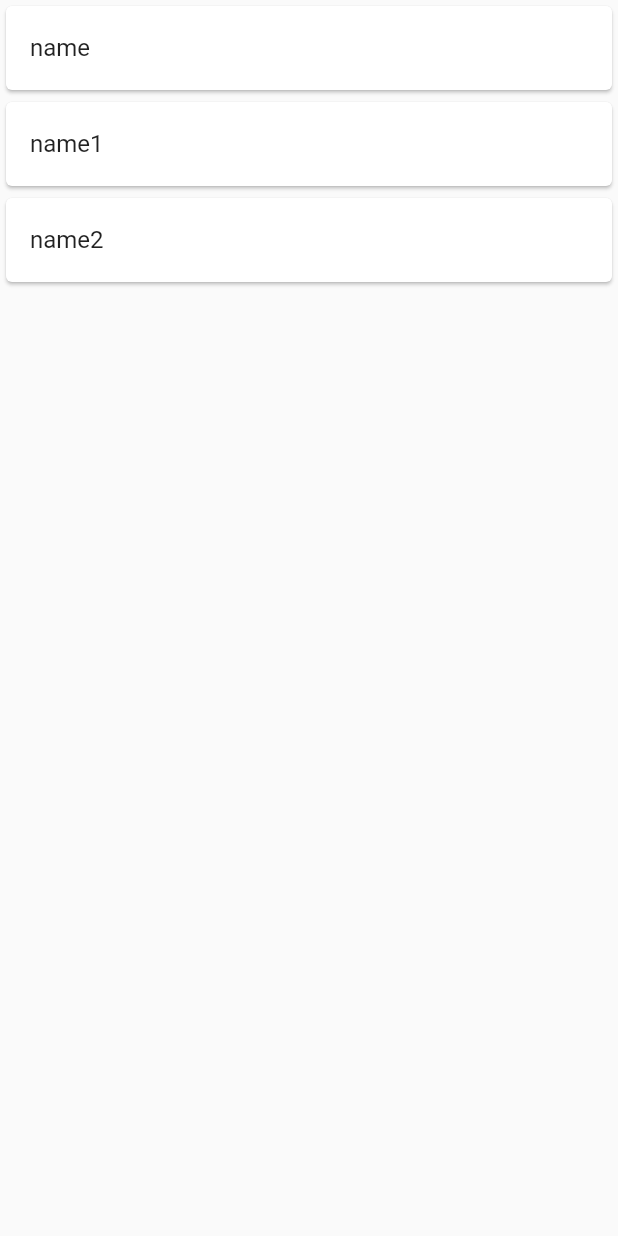
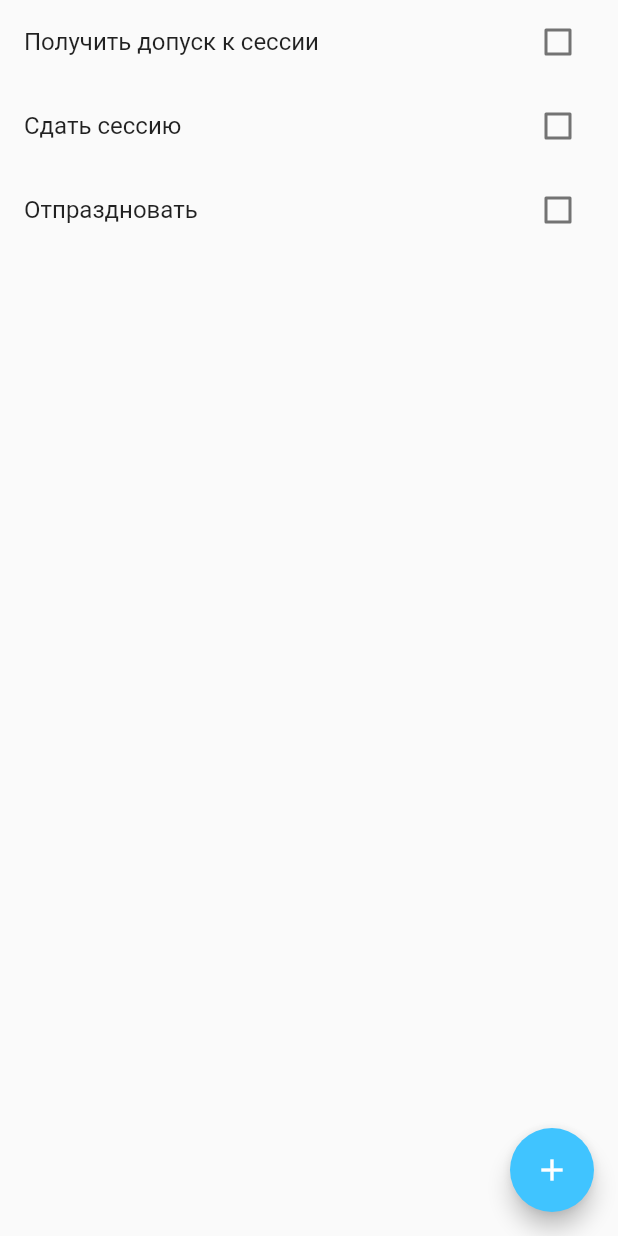
Before and after one commit to Perveev/bloc_test, a Flutter app: the screen it shows after launch, on a phone screen of 412 x 824 dp. Run offline on Flutter 3.47's test engine with Material 2 defaults, Android fonts, the phone set to English and light mode, and no system bars; our stand-ins replace equatable, flutter_bloc.

Commit message:
reformat code, add bloc navigation and bloc list of task

```diff
--- /dev/null
+++ b/lib/constans/palette.dart
@@ -0,0 +1,5 @@
+import 'package:flutter/material.dart';
+
+class Palette {
+  static const Color buttomSheetBackground = Color(0xFF757575);
+}
--- /dev/null
+++ b/lib/cubit/cubit_nav.dart
@@ -0,0 +1,11 @@
+import 'package:bloc_test/cubit/cubit_tasks.dart';
+import 'package:bloc_test/cubit/nav_state.dart';
+import 'package:bloc_test/models/task.dart';
+import 'package:bloc_test/models/tasks_list.dart';
+import 'package:flutter_bloc/flutter_bloc.dart';
+
+class CubitNav extends Cubit<TasksNavigationState> {
+  CubitNav() : super(TasksNavigationInitialState());
+
+  void addNewTask() => emit(AddTaskNavigationState());
+}
--- /dev/null
+++ b/lib/cubit/cubit_tasks.dart
@@ -0,0 +1,29 @@
+import 'package:bloc_test/cubit/task_state.dart';
+import 'package:bloc_test/models/task.dart';
+import 'package:bloc_test/models/tasks_list.dart';
+import 'package:flutter_bloc/flutter_bloc.dart';
+
+class CubitTasks extends Cubit<TaskListState> {
+  final cubitListTask = Tasks();
+
+  List<Object> get props => [cubitListTask];
+
+  CubitTasks() : super(ShowTasksState());
+
+  void fetchTasks() => emit(ShowTasksState());
+
+  void addTask(String name) {
+    cubitListTask.add(name);
+    emit(ShowTasksState(tasks:cubitListTask.tasks));
+  }
+
+  void removeTask(int index) {
+    cubitListTask.remove(index);
+    emit(ShowTasksState(tasks: cubitListTask.tasks));
+  }
+
+  void updateTask(Task task) {
+    cubitListTask.update(task);
+    emit(ShowTasksState(tasks: cubitListTask.tasks));
+  }
+}
--- /dev/null
+++ b/lib/cubit/nav_state.dart
@@ -0,0 +1,5 @@
+abstract class TasksNavigationState{}
+
+class TasksNavigationInitialState extends TasksNavigationState{}
+
+class AddTaskNavigationState extends TasksNavigationState {}
--- /dev/null
+++ b/lib/cubit/task_state.dart
@@ -0,0 +1,24 @@
+import 'package:bloc_test/models/task.dart';
+import 'package:equatable/equatable.dart';
+
+abstract class TaskListState extends Equatable {}
+
+class LoadingTasksState extends TaskListState {
+  List<Object?> get props => [];
+}
+
+class ShowTasksState extends TaskListState {
+  final List<Task>? tasks;
+
+  ShowTasksState({this.tasks});
+
+  List<Object?> get props => [tasks];
+}
+
+class UpdateList extends TaskListState {
+  final List<Task>? tasks;
+
+  UpdateList({required this.tasks});
+
+  List<Object?> get props => [tasks];
+}
--- a/lib/cubit_tasks.dart
+++ /dev/null
@@ -1,21 +0,0 @@
-import 'package:bloc_test/task.dart';
-import 'package:bloc_test/tasks_list.dart';
-import 'package:flutter_bloc/flutter_bloc.dart';
-
-class CubitTasks extends Cubit<List<Task>> {
-  final tasks = Tasks();
-
-  CubitTasks() : super([]);
-
-  void getTasks() => emit(tasks.tasks);
-  void addTask(String name) {
-    tasks.add(name);
-    getTasks();
-  }
-  void removeTask(int index){
-    tasks.remove(index);
-    getTasks();
-  }
-
-
-}
--- a/lib/main.dart
+++ b/lib/main.dart
@@ -1,11 +1,13 @@
-import 'package:bloc_test/cubit_tasks.dart';
-import 'package:bloc_test/task_view.dart';
+import 'package:bloc_test/cubit/cubit_nav.dart';
+import 'package:bloc_test/cubit/cubit_tasks.dart';
+import 'package:bloc_test/cubit/nav_state.dart';
+import 'package:bloc_test/screens/add_task_view.dart';
+import 'package:bloc_test/screens/task_view.dart';
 import 'package:flutter/material.dart';
 import 'package:flutter_bloc/flutter_bloc.dart';
 
-void main() {
-  runApp(MyApp());
-}
+void main() => runApp(MyApp());
+
 class MyApp extends StatefulWidget {
   @override
   _MyAppState createState() => _MyAppState();
@@ -15,9 +17,28 @@ class _MyAppState extends State<MyApp> {
   @override
   Widget build(BuildContext context) {
     return MaterialApp(
-      home: BlocProvider<CubitTasks>(
-        create: (context) => CubitTasks(),
-        child: TasksView(),
+      home: MultiBlocProvider(
+        providers: [
+          BlocProvider<CubitTasks>(
+            create: (context) => CubitTasks(),
+          ),
+          BlocProvider(
+            create: (context) => CubitNav(),
+          ),
+        ],
+        child: BlocListener<CubitNav, TasksNavigationState>(
+            listener: (context, state) async {
+              if (state is AddTaskNavigationState) {
+                final result = await showModalBottomSheet(
+                  context: context,
+                  builder: (context) => AddTaskScreen(),
+                );
+                if (result != null) {
+                  context.read<CubitTasks>().addTask(result);
+                }
+              }
+            },
+            child: TasksView()),
       ),
     );
   }
--- /dev/null
+++ b/lib/models/new_task.dart
@@ -0,0 +1,3 @@
+class NewTask {
+  String title = '';
+}
--- /dev/null
+++ b/lib/models/tasks_list.dart
@@ -0,0 +1,22 @@
+import 'package:bloc_test/models/task.dart';
+import 'package:equatable/equatable.dart';
+
+class Tasks extends Equatable {
+  final _tasks = <Task>[
+    Task(title: 'Получить допуск к сессии'),
+    Task(title: 'Сдать сессию'),
+    Task(title: 'Отпраздновать'),
+  ];
+
+  get tasks => _tasks;
+
+  get length => _tasks.length;
+
+  void add(String name) => _tasks.add(Task(title: name));
+
+  void remove(int index) => _tasks.removeAt(index);
+
+  update(Task task) => task.toggleTask();
+
+  List<Object?> get props => [];
+}
--- /dev/null
+++ b/lib/screens/task_view.dart
@@ -0,0 +1,49 @@
+import 'package:bloc_test/cubit/cubit_nav.dart';
+import 'package:bloc_test/cubit/task_state.dart';
+import 'package:bloc_test/cubit/cubit_tasks.dart';
+import 'package:bloc_test/widgets/task_list_widget.dart';
+import 'package:flutter/material.dart';
+import 'package:flutter_bloc/flutter_bloc.dart';
+
+class TasksView extends StatefulWidget {
+  @override
+  _TasksViewState createState() => _TasksViewState();
+}
+
+class _TasksViewState extends State<TasksView> {
+  @override
+  void initState() {
+    super.initState();
+    context.read<CubitTasks>();
+  }
+
+  @override
+  Widget build(BuildContext context) {
+    return Scaffold(
+      body: BlocBuilder<CubitTasks, TaskListState>(
+        builder: (context, state) {
+          if (state is LoadingTasksState) {
+            return Center(
+              child: CircularProgressIndicator(),
+            );
+          }
+          if (state is ShowTasksState) {
+            context.read<CubitTasks>().fetchTasks();
+            return TaskListWidget();
+          }
+          return Container();
+        },
+      ),
+      floatingActionButton: FloatingActionButton(
+        onPressed: () {
+          context.read<CubitNav>().addNewTask();
+        },
+        backgroundColor: Colors.lightBlueAccent,
+        child: const Icon(
+          Icons.add,
+          color: Colors.white,
+        ),
+      ),
+    );
+  }
+}
--- a/lib/task_view.dart
+++ /dev/null
@@ -1,53 +0,0 @@
-import 'package:bloc_test/cubit_tasks.dart';
-import 'package:bloc_test/task.dart';
-import 'package:flutter/material.dart';
-import 'package:flutter_bloc/flutter_bloc.dart';
-
-class TasksView extends StatefulWidget {
-  @override
-  _TasksViewState createState() => _TasksViewState();
-}
-
-class _TasksViewState extends State<TasksView> {
-  @override
-  void initState() {
-    super.initState();
-    BlocProvider.of<CubitTasks>(context).getTasks();
-  }
-
-  @override
-  Widget build(BuildContext context) {
-    return Scaffold(
-      body: BlocConsumer<CubitTasks, List<Task>>(
-        listener: (context, tasks) {
-          if (tasks.isEmpty) {
-            Center(
-              child: CircularProgressIndicator(),
-            );
-          }
-          _taskListWidget(tasks);
-        },
-        builder: (context, tasks) => _taskListWidget(tasks),
-      ),
-    );
-  }
-
-  Widget _taskListWidget(List<Task> tasks) {
-    return ListView.builder(
-      itemBuilder: (context, index) {
-        return GestureDetector(
-          child: Card(
-            child: ListTile(
-              title: Text(tasks[index].title),
-            ),
-          ),
-          onTap: () => {
-            BlocProvider.of<CubitTasks>(context).addTask("name ${tasks.length}"),
-          },
-          onLongPress: () => BlocProvider.of<CubitTasks>(context).removeTask(index),
-        );
-      },
-      itemCount: tasks.length,
-    );
-  }
-}
--- a/lib/tasks_list.dart
+++ /dev/null
@@ -1,18 +0,0 @@
-import 'package:bloc_test/task.dart';
-
-class Tasks {
-  final _tasks = <Task>[
-    Task(title: 'name'),
-    Task(title: 'name1'),
-    Task(title: 'name2'),
-  ];
-
-  get tasks => _tasks;
-
-  void add(String name) => _tasks.add(Task(title: name));
-
-  void remove(int index) => _tasks.removeAt(index);
-
-  void update(Task task) => task.toggleTask();
-
-}
--- /dev/null
+++ b/lib/widgets/task_list_widget.dart
@@ -0,0 +1,22 @@
+import 'package:bloc_test/cubit/cubit_tasks.dart';
+import 'package:bloc_test/widgets/task_tile.dart';
+import 'package:flutter/material.dart';
+import 'package:flutter_bloc/flutter_bloc.dart';
+
+class TaskListWidget extends StatelessWidget {
+  @override
+  Widget build(BuildContext context) {
+    return ListView.builder(
+      itemBuilder: (context, index) {
+        final cubitTasks = context.read<CubitTasks>();
+        return TaskTile(
+          name: cubitTasks.cubitListTask.tasks[index].title,
+          isChecked: cubitTasks.cubitListTask.tasks[index].isDone,
+          toggleCheckboxState: () => cubitTasks.updateTask(cubitTasks.cubitListTask.tasks[index]),
+          removeTask: () => cubitTasks.removeTask(index),
+        );
+      },
+      itemCount: BlocProvider.of<CubitTasks>(context).cubitListTask.length,
+    );
+  }
+}
--- /dev/null
+++ b/lib/widgets/task_tile.dart
@@ -0,0 +1,30 @@
+import 'package:flutter/material.dart';
+
+class TaskTile extends StatelessWidget {
+  final bool isChecked;
+  final String name;
+  final void Function() toggleCheckboxState;
+  final void Function() removeTask;
+
+  TaskTile(
+      {required this.name,
+      required this.isChecked,
+      required this.toggleCheckboxState,
+      required this.removeTask});
+
+  @override
+  Widget build(BuildContext context) {
+    return ListTile(
+      onLongPress: removeTask,
+      title: Text(
+        name,
+        style: TextStyle(decoration: isChecked ? TextDecoration.lineThrough : null),
+      ),
+      trailing: Checkbox(
+        activeColor: Colors.lightBlueAccent,
+        onChanged: (value) => toggleCheckboxState(),
+        value: isChecked,
+      ),
+    );
+  }
+}
--- a/pubspec.yaml
+++ b/pubspec.yaml
@@ -29,6 +29,7 @@ dependencies:
   # Use with the CupertinoIcons class for iOS style icons.
   cupertino_icons: ^1.0.2
   flutter_bloc: ^7.0.1
+  equatable: ^2.0.2
 
 dev_dependencies:
   flutter_test:
```
Also changed, not shown: lib/constans/styles.dart (added, +17 -0 lines), lib/screens/add_task_view.dart (added, +59 -0 lines), lib/models/task.dart (renamed from lib/task.dart), pubspec.lock.
